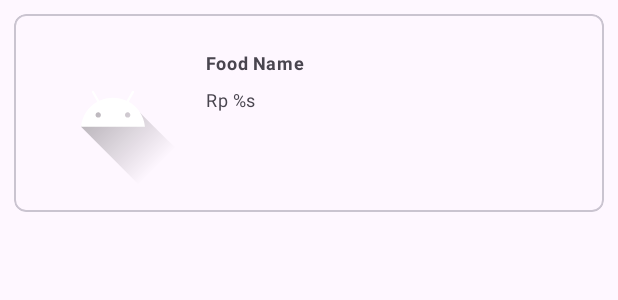
After one commit to nisahamidatun/Hackathon3_GroupE, an Android app: the layout item_food_full_width.xml on its own in the app's theme, with its tools: preview values and no code run, on a phone screen of 412 x 824 dp. The commit adds this screen. Shown: the top 300 px of the screen. Run offline under Robolectric (Android 15) with nearby library versions, the phone set to English and light mode, and no system bars.

Commit message:
add listview

```diff
--- /dev/null
+++ b/app/src/main/res/drawable/baseline_grid_view_24.xml
@@ -0,0 +1,6 @@
+<vector android:height="24dp" android:tint="#000000"
+    android:viewportHeight="24" android:viewportWidth="24"
+    android:width="24dp" xmlns:android="http://schemas.android.com/apk/res/android">
+    <path android:fillColor="@android:color/white"
+        android:fillType="evenOdd" android:pathData="M3,3v8h8L11,3L3,3zM9,9L5,9L5,5h4v4zM3,13v8h8v-8L3,13zM9,19L5,19v-4h4v4zM13,3v8h8L21,3h-8zM19,9h-4L15,5h4v4zM13,13v8h8v-8h-8zM19,19h-4v-4h4v4z"/>
+</vector>
--- a/app/src/main/res/layout/item_food.xml
+++ b/app/src/main/res/layout/item_food.xml
@@ -2,21 +2,21 @@
     xmlns:android="http://schemas.android.com/apk/res/android"
     xmlns:app="http://schemas.android.com/apk/res-auto"
     android:id="@+id/cardView"
-    android:layout_width="wrap_content"
+    android:layout_width="match_parent"
     android:layout_height="wrap_content"
     android:layout_margin="9dp"
     app:cardCornerRadius="8dp"
     app:cardElevation="0dp">
 
     <LinearLayout
-        android:layout_width="wrap_content"
+        android:layout_width="match_parent"
         android:layout_height="wrap_content"
         android:orientation="vertical"
         android:padding="9dp">
 
         <ImageView
             android:id="@+id/tv_foodimage"
-            android:layout_width="100dp"
+            android:layout_width="match_parent"
             android:layout_height="100dp"
             android:src="@drawable/ic_launcher_foreground"
             android:scaleType="centerCrop"
--- /dev/null
+++ b/app/src/main/res/layout/item_food_full_width.xml
@@ -0,0 +1,53 @@
+<com.google.android.material.card.MaterialCardView xmlns:android="http://schemas.android.com/apk/res/android"
+    xmlns:app="http://schemas.android.com/apk/res-auto"
+    android:id="@+id/cardView"
+    android:layout_width="match_parent"
+    android:layout_height="wrap_content"
+    android:layout_margin="9dp"
+    app:cardCornerRadius="8dp"
+    app:cardElevation="0dp">
+
+    <androidx.constraintlayout.widget.ConstraintLayout
+        android:layout_width="match_parent"
+        android:layout_height="wrap_content"
+        android:padding="16dp"
+        >
+
+        <ImageView
+            android:id="@+id/tv_foodimage"
+            android:layout_width="100dp"
+            android:layout_height="100dp"
+            android:contentDescription="@string/image_food"
+            android:scaleType="centerCrop"
+            android:src="@drawable/ic_launcher_foreground"
+            app:layout_constraintStart_toStartOf="parent"
+            app:layout_constraintTop_toTopOf="parent"
+             />
+
+        <TextView
+            android:id="@+id/tv_foodname"
+            style="@style/TextAppearance.Material3.BodySmall"
+            android:layout_width="wrap_content"
+            android:layout_height="wrap_content"
+            android:text="@string/food_name"
+            android:textStyle="bold"
+            android:layout_marginStart="12dp"
+
+            app:layout_constraintStart_toEndOf="@id/tv_foodimage"
+            app:layout_constraintTop_toTopOf="parent"
+            android:layout_marginTop="8dp" />
+
+        <TextView
+            android:id="@+id/tv_foodprice"
+            style="@style/TextAppearance.Material3.BodySmall"
+            android:layout_width="wrap_content"
+            android:layout_height="wrap_content"
+            android:layout_marginStart="12dp"
+
+            android:text="@string/currency_format"
+            app:layout_constraintStart_toEndOf="@id/tv_foodimage"
+            app:layout_constraintTop_toBottomOf="@id/tv_foodname"
+            android:layout_marginTop="8dp" />
+
+    </androidx.constraintlayout.widget.ConstraintLayout>
+</com.google.android.material.card.MaterialCardView>
--- /dev/null
+++ b/app/src/main/res/values/dimens.xml
@@ -0,0 +1,4 @@
+<resources>
+    <!-- Sesuaikan nilai padding horizontal sesuai kebutuhan -->
+    <dimen name="item_horizontal_padding">8dp</dimen>
+</resources>
```
Also changed, not shown: app/src/main/java/com/binar/foodorder/MainActivity.kt (+23 -6 lines), app/src/main/java/com/binar/foodorder/adapter/FoodAdapter.kt (+35 -35 lines), app/src/main/java/com/binar/foodorder/adapter/GridViewHolder.kt (added, +33 -0 lines), app/src/main/java/com/binar/foodorder/adapter/ListViewHolder.kt (added, +27 -0 lines), app/src/main/java/com/binar/foodorder/adapter/OnItemClickListener.kt (added, +16 -0 lines), app/src/main/res/layout/activity_main.xml (+2 -5 lines), app/src/main/res/drawable/icon_grid.png (added).
